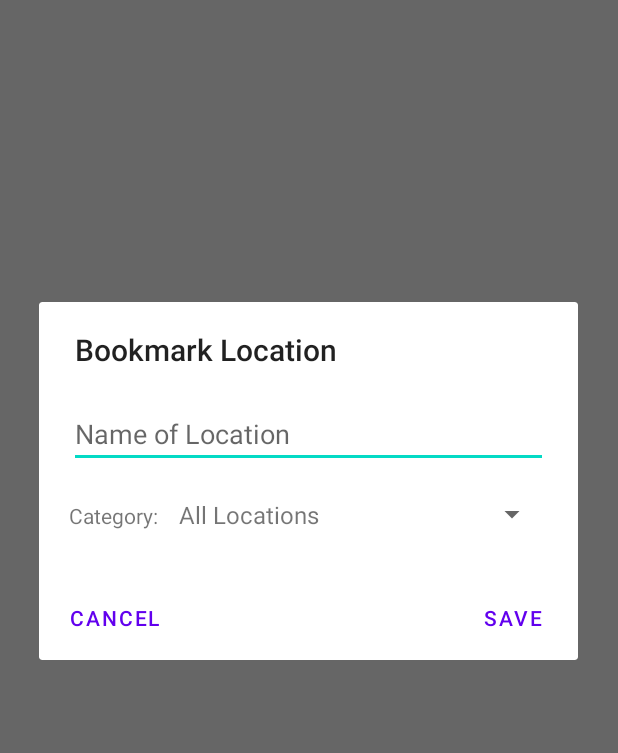
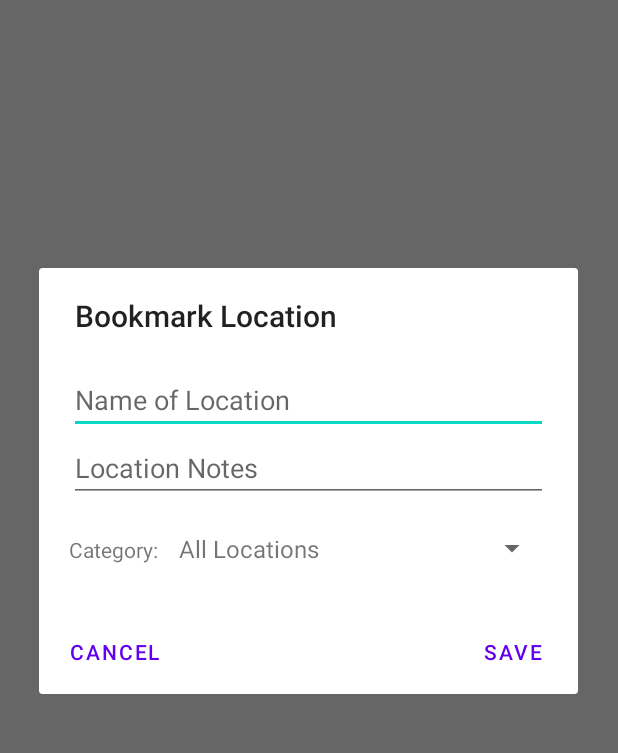
Before and after one commit to ripinpip/locationBookmark, an Android app: the screen it shows after launch (MapsActivity), after a tap on "Add", on a phone screen of 412 x 824 dp, the part 137-890 px from its top. Run offline under Robolectric (Android 15) with nearby library versions, the phone set to English and light mode, and no system bars; 1 statement that could not run was skipped.

Commit message:
added notes functionalities for locations

```diff
--- a/app/src/main/java/com/scott/mylocationbookmarks/FragmentLocationBookmarks.kt
+++ b/app/src/main/java/com/scott/mylocationbookmarks/FragmentLocationBookmarks.kt
@@ -58,10 +58,12 @@ class FragmentLocationBookmarks : Fragment() {
             val locationBookmarkAlertDialogView = inflater.inflate(R.layout.dialog_location_bookmark, null, false)
 
             val nameOfLocationEditText = locationBookmarkAlertDialogView.findViewById<EditText>(R.id.nameOfLocationEditText)
+            val locationNotesEditText = locationBookmarkAlertDialogView.findViewById<EditText>(R.id.locationNotesEditText)
             val latitudeTextView = locationBookmarkAlertDialogView.findViewById<TextView>(R.id.latitudeTextView)
             val longitudeTextView = locationBookmarkAlertDialogView.findViewById<TextView>(R.id.longitudeTextView)
 
             nameOfLocationEditText.setText(selectedLocation.name)
+            locationNotesEditText.setText(selectedLocation.notes)
             latitudeTextView.text = selectedLocation.latitude.toString()
             longitudeTextView.text = selectedLocation.longitude.toString()
 
@@ -87,7 +89,7 @@ class FragmentLocationBookmarks : Fragment() {
                     appNavigator.navigateToFragment(FragmentMaps(), false)
                 }
                 .setPositiveButton("Save") { _, _ ->
-                    currentBookmarkCategory.updateLocationByName(selectedLocation.name, nameOfLocationEditText.text.toString())
+                    currentBookmarkCategory.updateLocationByName(selectedLocation.name, nameOfLocationEditText.text.toString(), locationNotesEditText.text.toString())
                     appNavigator.navigateToFragment(FragmentLocationBookmarks(), false)
                 }
             locationBookmarkAlertDialog.show()
--- a/app/src/main/java/com/scott/mylocationbookmarks/FragmentMaps.kt
+++ b/app/src/main/java/com/scott/mylocationbookmarks/FragmentMaps.kt
@@ -81,6 +81,7 @@ class FragmentMaps : Fragment() {
                 val bookmarkCategoryAlertDialogView = inflater.inflate(R.layout.dialog_bookmark_location, null, false)
 
                 val nameOfLocationEditText = bookmarkCategoryAlertDialogView.findViewById<EditText>(R.id.nameOfLocationEditText)
+                val locationNotesEditText = bookmarkCategoryAlertDialogView.findViewById<EditText>(R.id.locationNotesEditText)
                 val bookmarkCategorySpinner = bookmarkCategoryAlertDialogView.findViewById<Spinner>(R.id.bookmarkCategorySpinner)
 
                 val bookmarkCategorySpinnerOptions = mutableListOf<String>()
@@ -100,10 +101,10 @@ class FragmentMaps : Fragment() {
                     .setPositiveButton("Save") { _, _ ->
                         val selectedBookmarkCategory = DataSingleton.lookupBookmarkCategoryByName(bookmarkCategorySpinner.selectedItem.toString())
 
-                        selectedBookmarkCategory.createLocation(nameOfLocationEditText.text.toString(), DataSingleton.lastLocation.first, DataSingleton.lastLocation.second)
+                        selectedBookmarkCategory.createLocation(nameOfLocationEditText.text.toString(), locationNotesEditText.text.toString(), DataSingleton.lastLocation.first, DataSingleton.lastLocation.second)
 
                         if (selectedBookmarkCategory != DataSingleton.allLocationsBookmarkCategory) {
-                            DataSingleton.allLocationsBookmarkCategory.createLocation(nameOfLocationEditText.text.toString(), DataSingleton.lastLocation.first, DataSingleton.lastLocation.second)
+                            DataSingleton.allLocationsBookmarkCategory.createLocation(nameOfLocationEditText.text.toString(), locationNotesEditText.text.toString(), DataSingleton.lastLocation.first, DataSingleton.lastLocation.second)
                         }
                     }
                 bookmarkLocationAlertDialog.show()
--- a/app/src/main/java/com/scott/mylocationbookmarks/Location.kt
+++ b/app/src/main/java/com/scott/mylocationbookmarks/Location.kt
@@ -1,5 +1,5 @@
 package com.scott.mylocationbookmarks
 
-class Location constructor(var name: String, val latitude: Double, val longitude: Double) {
+class Location constructor(var name: String, var notes: String, val latitude: Double, val longitude: Double) {
 
 }
--- a/app/src/main/res/layout/dialog_bookmark_location.xml
+++ b/app/src/main/res/layout/dialog_bookmark_location.xml
@@ -10,6 +10,13 @@
         android:layout_width="match_parent"
         android:layout_height="wrap_content"
         android:hint="Name of Location" />
+
+    <EditText
+        android:id="@+id/locationNotesEditText"
+        android:layout_width="match_parent"
+        android:layout_height="wrap_content"
+        android:maxLength="250"
+        android:hint="Location Notes" />
 
     <LinearLayout
         android:paddingTop="10dp"
--- a/app/src/main/res/layout/dialog_location_bookmark.xml
+++ b/app/src/main/res/layout/dialog_location_bookmark.xml
@@ -10,6 +10,12 @@
         android:layout_width="match_parent"
         android:layout_height="wrap_content"
         android:hint="Name of Location" />
+
+    <EditText
+        android:id="@+id/locationNotesEditText"
+        android:layout_width="match_parent"
+        android:layout_height="wrap_content"
+        android:hint="Location Notes" />
 
     <LinearLayout
         android:layout_width="match_parent"
```
Also changed, not shown: app/build.gradle (+7 -2 lines), app/src/main/java/com/scott/mylocationbookmarks/BookmarkCategory.kt (+5 -4 lines), 1 other file.
